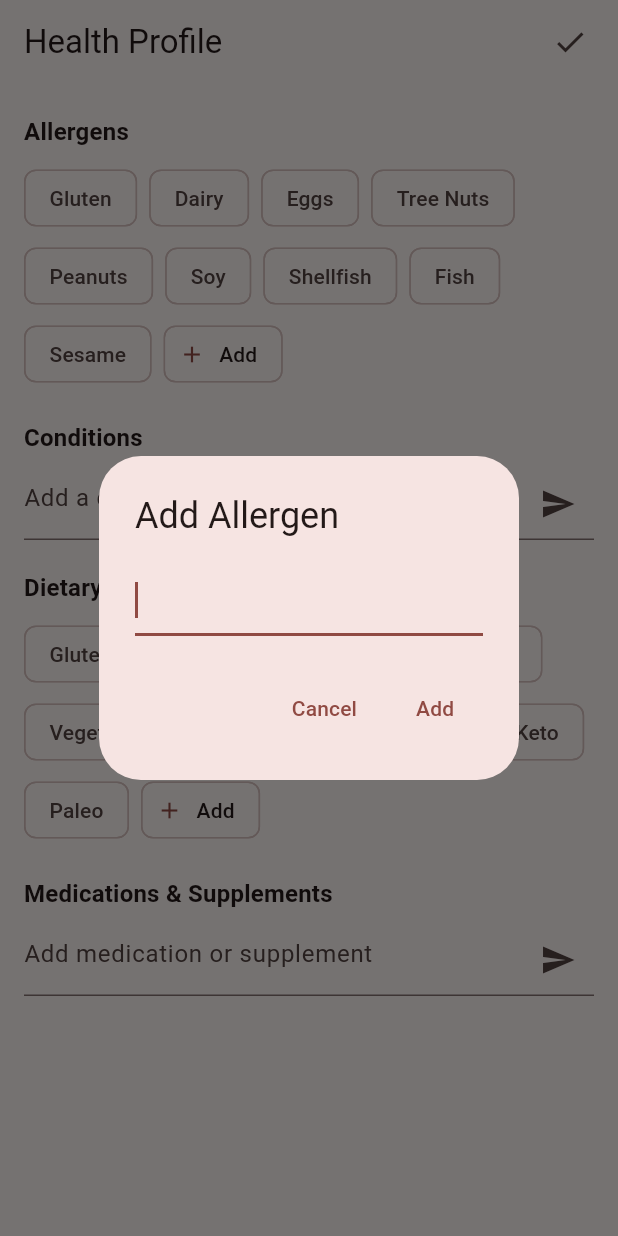
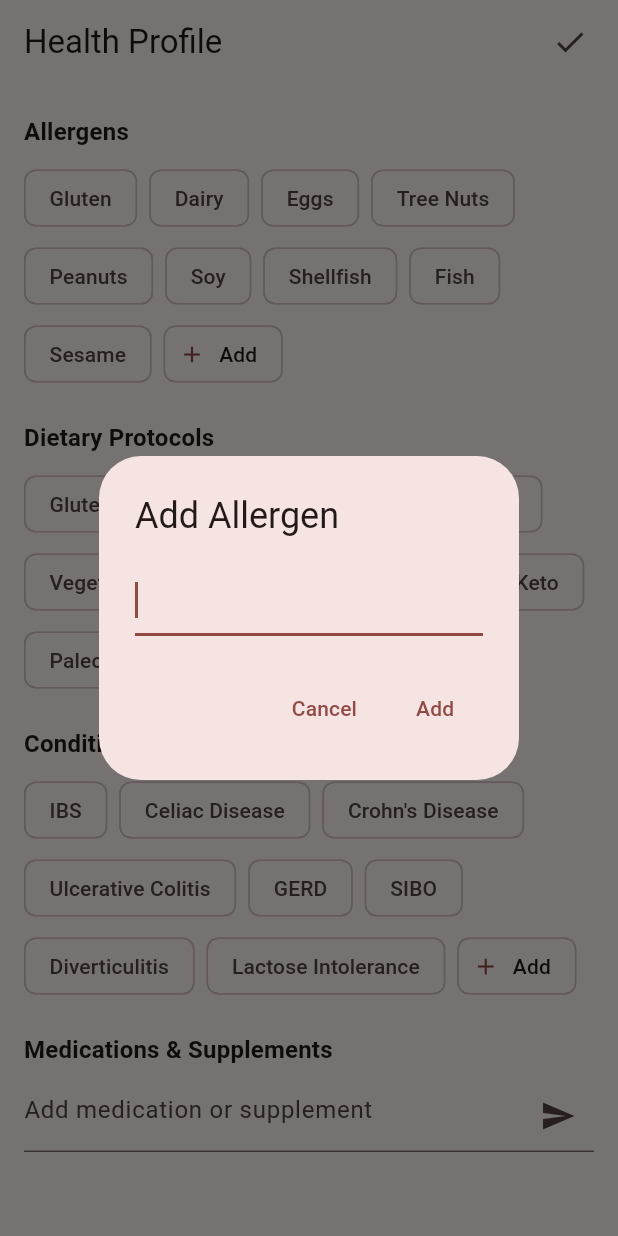
Before and after one commit to InfiniteInsight/Hearty, a Flutter app: the HealthProfileScreen screen opened by its route, after a tap on "Add", on a phone screen of 412 x 824 dp. Run offline on Flutter 3.47's test engine with Material 3 defaults, Android fonts, the phone set to English and light mode, and no system bars; our stand-ins replace camera, connectivity_plus, dio, drift, drift_flutter, firebase_core and 14 more; missing offline and left inert: mobile_scanner, workmanager; accounts and stored records are empty; generated files the repository leaves out were written again; network calls fail; statements that could not run were skipped.

Commit message:
feat: replace conditions text field with FilterChip selector
Common GI conditions (IBS, Celiac, Crohn's, etc.) are now tap-to-toggle
chips; an 'Add' ActionChip opens a dialog for anything not in the preset
list. Also fixes a controller-dispose race with the close animation, and
moves the Conditions section after Protocols in the form order.

Co-Authored-By: Claude Sonnet 4.6 <noreply@anthropic.com>

```diff
--- a/hearty_app/lib/features/health_profile/screens/health_profile_screen.dart
+++ b/hearty_app/lib/features/health_profile/screens/health_profile_screen.dart
@@ -25,6 +25,17 @@ class _HealthProfileScreenState extends ConsumerState<HealthProfileScreen> {
     'Sesame',
   ];
 
+  static const _commonConditions = [
+    'IBS',
+    'Celiac Disease',
+    'Crohn\'s Disease',
+    'Ulcerative Colitis',
+    'GERD',
+    'SIBO',
+    'Diverticulitis',
+    'Lactose Intolerance',
+  ];
+
   static const _fixedProtocols = [
     'Gluten-Free',
     'Dairy-Free',
@@ -42,7 +53,6 @@ class _HealthProfileScreenState extends ConsumerState<HealthProfileScreen> {
   List<String> _medications = [];
   bool _isSaving = false;
 
-  final _conditionController = TextEditingController();
   final _medicationController = TextEditingController();
 
   @override
@@ -63,7 +73,6 @@ class _HealthProfileScreenState extends ConsumerState<HealthProfileScreen> {
 
   @override
   void dispose() {
-    _conditionController.dispose();
     _medicationController.dispose();
     super.dispose();
   }
@@ -146,7 +155,9 @@ class _HealthProfileScreenState extends ConsumerState<HealthProfileScreen> {
         ],
       ),
     );
-    controller.dispose();
+    // Defer dispose until after the close animation completes — disposing
+    // immediately races with the exit animation which still holds a listener.
+    WidgetsBinding.instance.addPostFrameCallback((_) => controller.dispose());
   }
 
   Widget _sectionHeader(String title) {
@@ -215,63 +226,53 @@ class _HealthProfileScreenState extends ConsumerState<HealthProfileScreen> {
   }
 
   Widget _buildConditionsSection() {
+    final customConditions =
+        _conditions.where((c) => !_commonConditions.contains(c)).toList();
+    final allChipConditions = [..._commonConditions, ...customConditions];
+
     return Column(
       crossAxisAlignment: CrossAxisAlignment.start,
       children: [
         _sectionHeader('Conditions'),
         Padding(
           padding: const EdgeInsets.symmetric(horizontal: 16),
-          child: TextField(
-            controller: _conditionController,
-            decoration: InputDecoration(
-              hintText: 'Add a condition (e.g. IBS)',
-              suffixIcon: IconButton(
-                icon: const Icon(Icons.send),
-                onPressed: () {
-                  final text = _conditionController.text.trim();
-                  if (text.isNotEmpty) {
+          child: Wrap(
+            spacing: 8,
+            runSpacing: 4,
+            children: [
+              ...allChipConditions.map(
+                (condition) => FilterChip(
+                  label: Text(condition),
+                  selected: _conditions.contains(condition),
+                  onSelected: (selected) {
                     setState(() {
-                      _conditions = [..._conditions, text];
-                      _conditionController.clear();
+                      if (selected) {
+                        if (!_conditions.contains(condition)) {
+                          _conditions = [..._conditions, condition];
+                        }
+                      } else {
+                        _conditions =
+                            _conditions.where((c) => c != condition).toList();
+                      }
                     });
-                  }
-                },
+                  },
+                ),
               ),
-            ),
-            textInputAction: TextInputAction.done,
-            onSubmitted: (text) {
-              text = text.trim();
-              if (text.isNotEmpty) {
-                setState(() {
-                  _conditions = [..._conditions, text];
-                  _conditionController.clear();
-                });
-              }
-            },
+              ActionChip(
+                avatar: const Icon(Icons.add),
+                label: const Text('Add'),
+                onPressed: () => _showAddDialog(
+                  title: 'Add Condition',
+                  onConfirm: (text) {
+                    if (!_conditions.contains(text)) {
+                      setState(() => _conditions = [..._conditions, text]);
+                    }
+                  },
+                ),
+              ),
+            ],
           ),
         ),
-        if (_conditions.isNotEmpty)
-          Padding(
-            padding: const EdgeInsets.fromLTRB(16, 8, 16, 0),
-            child: Wrap(
-              spacing: 8,
-              runSpacing: 4,
-              children: _conditions
-                  .map(
-                    (condition) => InputChip(
-                      label: Text(condition),
-                      onDeleted: () {
-                        setState(() {
-                          _conditions = _conditions
-                              .where((c) => c != condition)
-                              .toList();
-                        });
-                      },
-                    ),
-                  )
-                  .toList(),
-            ),
-          ),
       ],
     );
   }
@@ -415,8 +416,8 @@ class _HealthProfileScreenState extends ConsumerState<HealthProfileScreen> {
           crossAxisAlignment: CrossAxisAlignment.start,
           children: [
             _buildAllergensSection(),
+            _buildProtocolsSection(),
             _buildConditionsSection(),
-            _buildProtocolsSection(),
             _buildMedicationsSection(),
             const SizedBox(height: 24),
           ],
```
